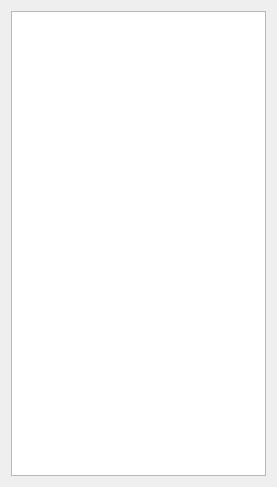
First picture: the form in command.ui, repository vlarry/emulator, before the edit.
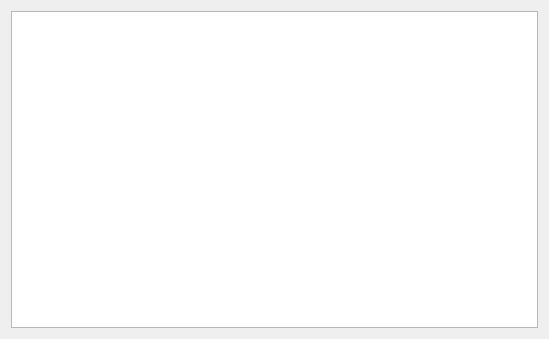
Second picture: the form after the edit.

Commit message: Исправление позиционирования начального положения окна команд по центру главного окна.

Diff of the .ui file:
```diff
--- a/command.ui
+++ b/command.ui
@@ -6,8 +6,8 @@
    <rect>
     <x>0</x>
     <y>0</y>
-    <width>277</width>
-    <height>487</height>
+    <width>549</width>
+    <height>339</height>
    </rect>
   </property>
   <property name="windowTitle">
```
The commit also changes 2 other files.
